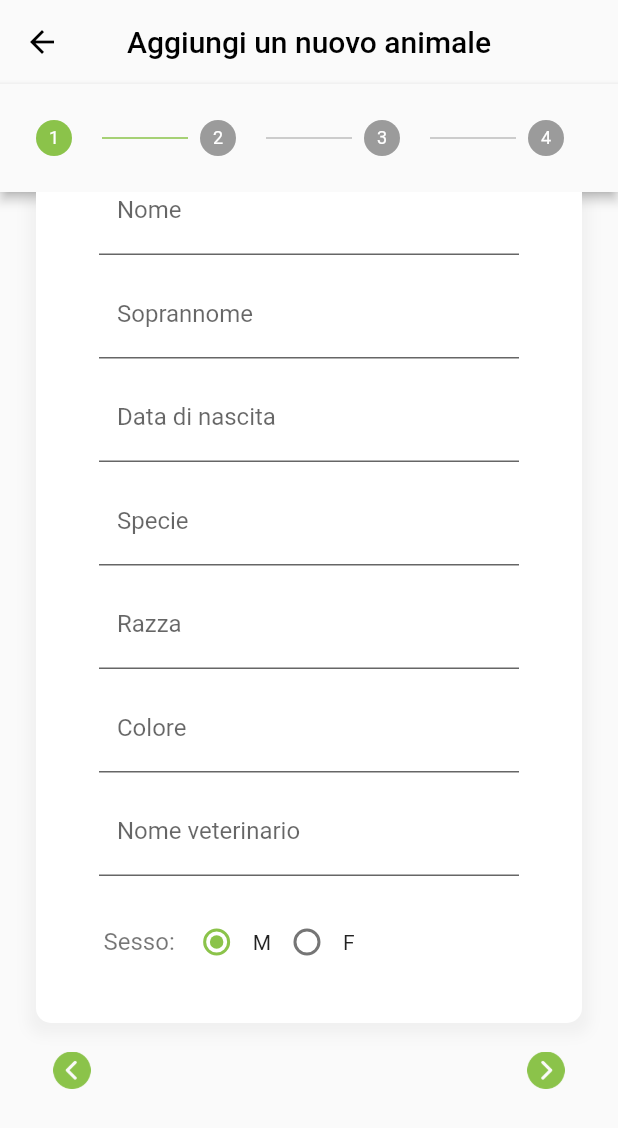
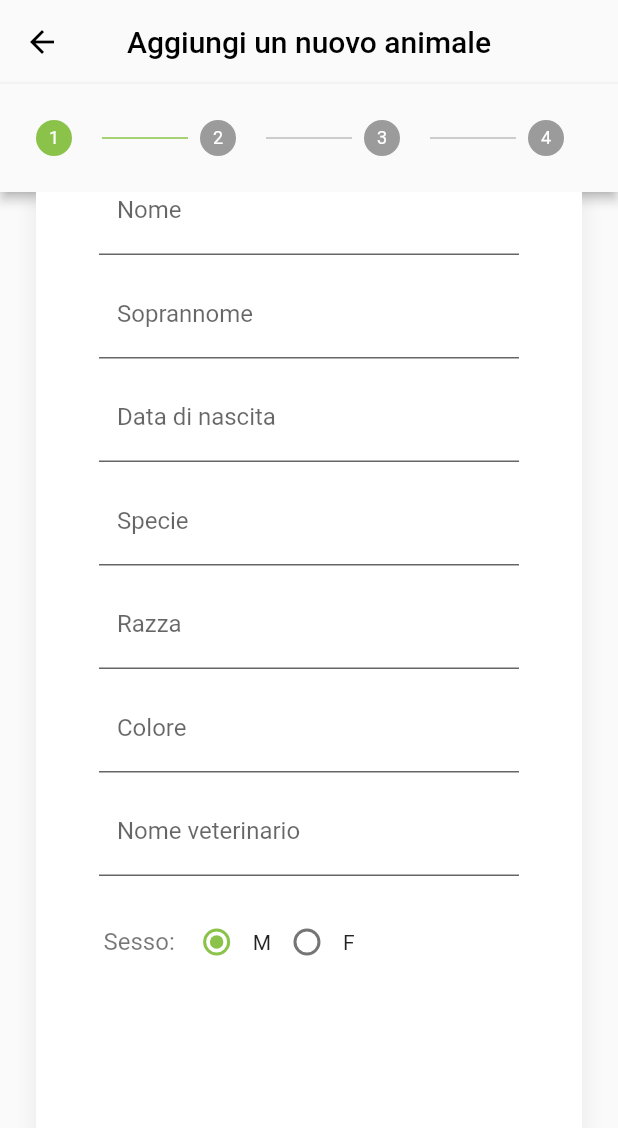
Before and after one commit to simoneauriemma/Pet-360, a Flutter app: the NavigatorAdd screen opened directly, scrolled down 220 dp, on a phone screen of 412 x 824 dp. Shown: the top 1128 px of the screen. Run offline on Flutter 3.47's test engine with Material 2 defaults, Android fonts, the phone set to English and light mode, and no system bars; our stand-ins replace camera, cloud_firestore, curved_navigation_bar, firebase_auth, firebase_core, firebase_database and 11 more; missing offline and left inert: tflite; accounts and stored records are empty; project files that could hold a hidden picture were left out.

Commit message:
Fixate dimensioni in navigator add e view

```diff
--- a/lib/screens/navigator_add.dart
+++ b/lib/screens/navigator_add.dart
@@ -165,7 +165,7 @@ class _addInfoState extends State<NavigatorAdd> {
               Container(
                   padding: EdgeInsets.only(top: 20),
                   width: MediaQuery.of(context).size.width / 1.1,
-                  height: 750,
+                  height: MediaQuery.of(context).size.height * 1.1,
                   //sfondo con sfocatura
                   decoration: BoxDecoration(
                     color: Colors.white,
```
Also changed, not shown: lib/screens/navigator_view.dart (+7 -10 lines).
